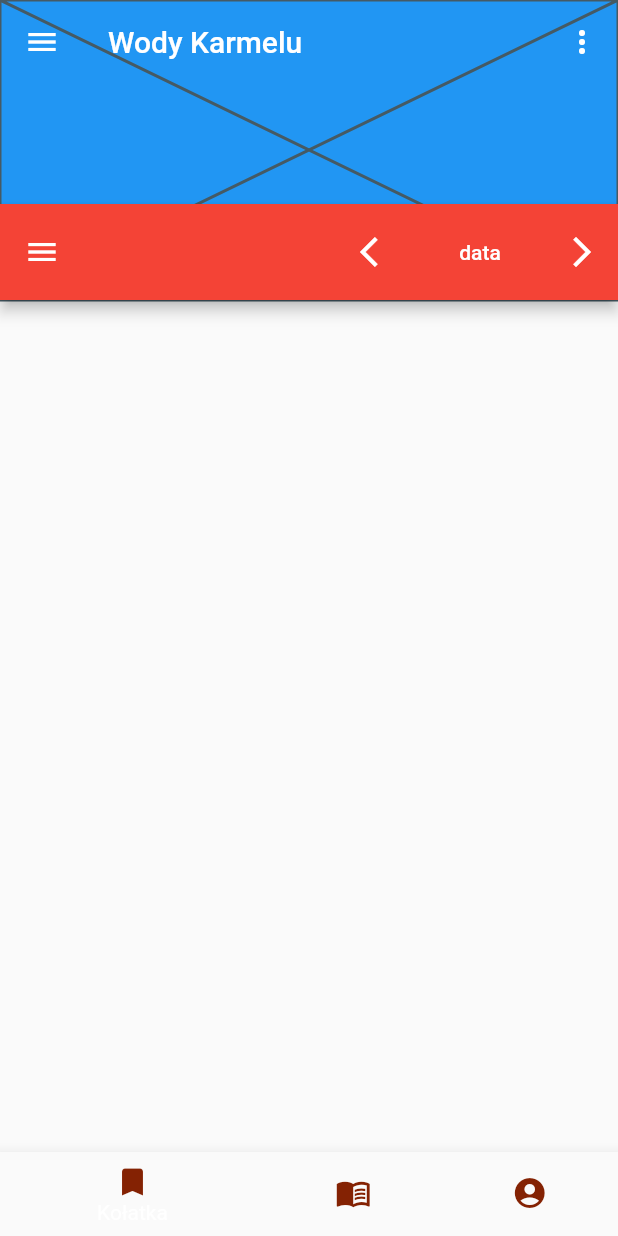
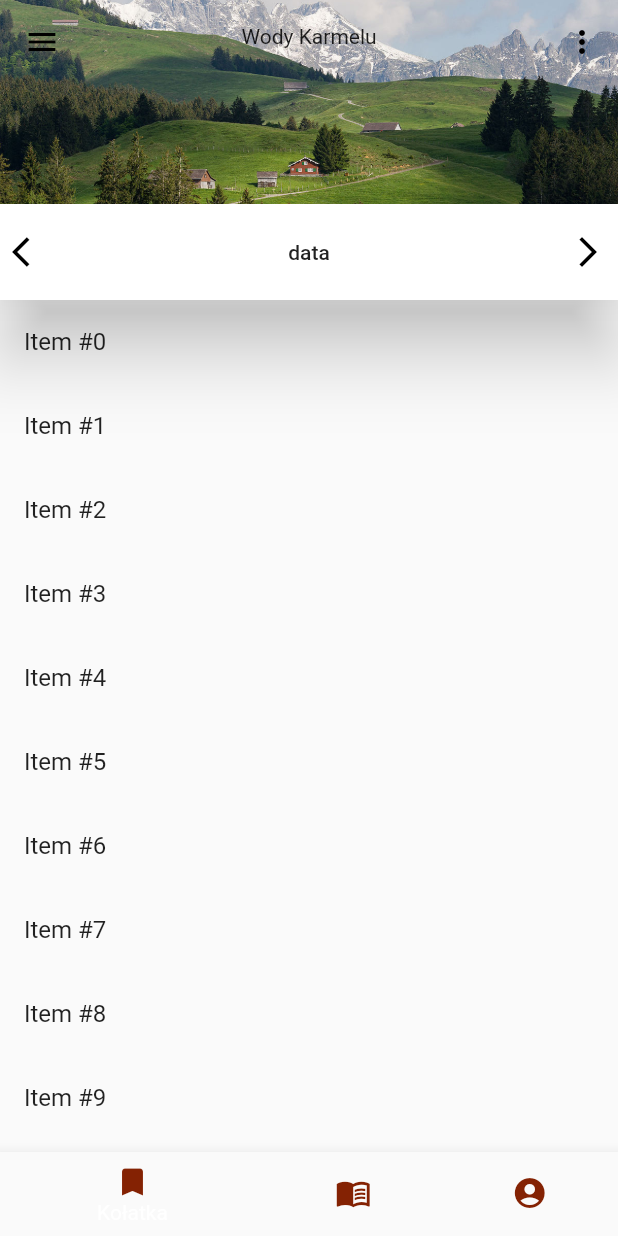
Before and after one commit to DominikZurawski/karmel_flutterApp, a Flutter app: the screen it shows after launch, on a phone screen of 412 x 824 dp. Run offline on Flutter 3.47's test engine with Material 2 defaults, Android fonts, the phone set to English and light mode, and no system bars; our stand-ins replace table_calendar.

```diff
--- a/lib/calendar.dart
+++ b/lib/calendar.dart
@@ -1,9 +1,11 @@
 import 'package:flutter/material.dart';
 import 'package:table_calendar/table_calendar.dart';
 import 'package:karmel_app/utils.dart';
+import 'package:karmel_app/globals.dart' as globals;
 
 /// The hove page which hosts the calendar
 class Calendar extends StatefulWidget {
+  //static DateTime data;
 
   @override
   _MyHomePageState createState() => _MyHomePageState();
@@ -19,6 +21,12 @@ class _MyHomePageState extends State<Calendar> {
   DateTime _rangeStart;
   DateTime _rangeEnd;
 
+  /*globals._focusedDay = DateTime.now();
+  globals._selectedDay;
+  globals._rangeStart;
+  globals._rangeEnd;
+  globals.*/
+
   _MyHomePageState();
 
   @override
@@ -27,6 +35,7 @@ class _MyHomePageState extends State<Calendar> {
 
     _selectedDay = _focusedDay;
     _selectedEvents = ValueNotifier(_getEventsForDay(_selectedDay));
+
   }
 
   @override
@@ -57,6 +66,7 @@ class _MyHomePageState extends State<Calendar> {
         _rangeStart = null; // Important to clean those
         _rangeEnd = null;
         _rangeSelectionMode = RangeSelectionMode.toggledOff;
+
       });
 
       _selectedEvents.value = _getEventsForDay(selectedDay);
@@ -86,7 +96,7 @@ class _MyHomePageState extends State<Calendar> {
   Widget build(BuildContext context) {
     return Scaffold(
       appBar: AppBar(
-        title: Text('Kalendarz'),
+        title: Text(_selectedDay.toString()),
       ),
       body: Column(
         children: [
--- /dev/null
+++ b/lib/globals.dart
@@ -0,0 +1,8 @@
+library karmel_app.globals;
+//export 'package:karmel_app/globals.dart';
+
+bool isLoggedIn = false;
+DateTime _focusedDay;
+DateTime _selectedDay;
+DateTime _rangeStart;
+DateTime _rangeEnd;
--- a/lib/home.dart
+++ b/lib/home.dart
@@ -1,6 +1,7 @@
 import 'package:flutter/material.dart';
 import 'package:karmel_app/constants/constants.dart';
 import 'package:karmel_app/calendar.dart';
+import 'package:karmel_app/theme/Styles.dart';
 
 class Home extends StatefulWidget {
   _HomeState createState() => _HomeState();
@@ -9,6 +10,7 @@ class Home extends StatefulWidget {
 class _HomeState extends State<Home> {
 
   int _choice = 0;
+  var c = Calendar();
   //for saving the index value of selected bottomNavigatinItem
   void selectedTab(index) {
     setState(() {
@@ -19,35 +21,61 @@ class _HomeState extends State<Home> {
   @override
   Widget build(BuildContext context) {
     return MaterialApp(
+      theme: Styles.themeData(false, context),
       debugShowCheckedModeBanner: false,
       home: Scaffold(
+
         body: CustomScrollView(
           slivers: <Widget>[
             // Add the app bar to the CustomScrollView.
             SliverAppBar(
+              flexibleSpace: FlexibleSpaceBar(
+                background: Container(
+                  decoration: BoxDecoration(
+                    image: DecorationImage(
+                      image: AssetImage('assets/background.jpg'),
+                      fit: BoxFit.cover,
+                    ),
+                  ),
+                  child: Container(
+                    padding: EdgeInsets.all(16.0),
+                    alignment: Alignment.topCenter,
+                    child: Text(
+                      'Wody Karmelu',
+                      //style: TextStyle(color: Colors.white, fontSize: 26.0),
+                    ),
+                  ),
+                ),
+              ),
+
               // Provide a standard title.
-              title: Text('Wody Karmelu'),
+              //title: Text('Wody Karmelu'),
               // Allows the user to reveal the app bar if they begin scrolling
               // back up the list of items.
               floating: true,
               // Display a placeholder widget to visualize the shrinking size.
-              flexibleSpace: Placeholder(),
+              //flexibleSpace: Placeholder(),
               // Make the initial height of the SliverAppBar larger than normal.
               expandedHeight: 200,
+              pinned: true,
+              //forceElevated: innerBoxIsScrolled,
 
               bottom: AppBar(
-                backgroundColor: Colors.red,
-                toolbarHeight: 64.0,
-                actions: <Widget>[
-                  //for Search Button
-                  IconButton(
+                automaticallyImplyLeading: false,
+                leading: IconButton(
                   onPressed: (){
                     // seachSnackbar(context);
                   },
-                    icon: Icon(Icons.arrow_back_ios,color: Colors.white,),
+                  alignment: Alignment.centerLeft,
+                  icon: Icon(Icons.arrow_back_ios,
+                    //color: Colors.white,
                   ),
-                  FlatButton(
-                    textColor: Colors.white,
+                ),
+                //backgroundColor: Colors.red,
+                toolbarHeight: 64.0,
+                centerTitle: true,
+                title: FlatButton(
+                  //textColor: Colors.white,
                   onPressed: () {
                     Navigator.push(
                       context,
@@ -56,13 +84,21 @@ class _HomeState extends State<Home> {
                     );
                   },
                   child: Text("data"),
+                  //child: Text(Calendar.data.toString()),
                   shape: CircleBorder(side: BorderSide(color: Colors.transparent)),
                 ),
+                actions: <Widget>[
+                  //for Search Button
+
+
                   IconButton(
                     onPressed: (){
                       // seachSnackbar(context);
                     },
-                    icon: Icon(Icons.arrow_forward_ios,color: Colors.white,),
+                    alignment: Alignment.centerRight,
+                    icon: Icon(Icons.arrow_forward_ios,
+                      //color: Colors.white,
+                    ),
                   ),
                 ],
                ),
@@ -89,7 +125,7 @@ class _HomeState extends State<Home> {
 
             ),
 
-            /*SliverList(
+            SliverList(
               // Use a delegate to build items as they're scrolled on screen.
               delegate: SliverChildBuilderDelegate(
                 // The builder function returns a ListTile with a title that
@@ -98,12 +134,10 @@ class _HomeState extends State<Home> {
                 // Builds 1000 ListTiles
                 childCount: 100,
               ),
-            ),*/
+            ),
 
           ],
         ),
-
-
 
         // For Drawer
         drawer: new Drawer(
@@ -128,7 +162,9 @@ class _HomeState extends State<Home> {
           currentAccountPicture: new GestureDetector(
             child: new CircleAvatar(
               backgroundColor: Colors.lightBlue,
-              child: new Icon(Icons.person,color: Colors.white,),
+              child: new Icon(Icons.person,
+                color: Colors.white,
+              ),
             ),
           ),
 
```
Also changed, not shown: pubspec.yaml (+3 -4 lines), assets/background.jpg (added), pubspec.lock. Lines whose indentation alone changed are shown as unchanged.
